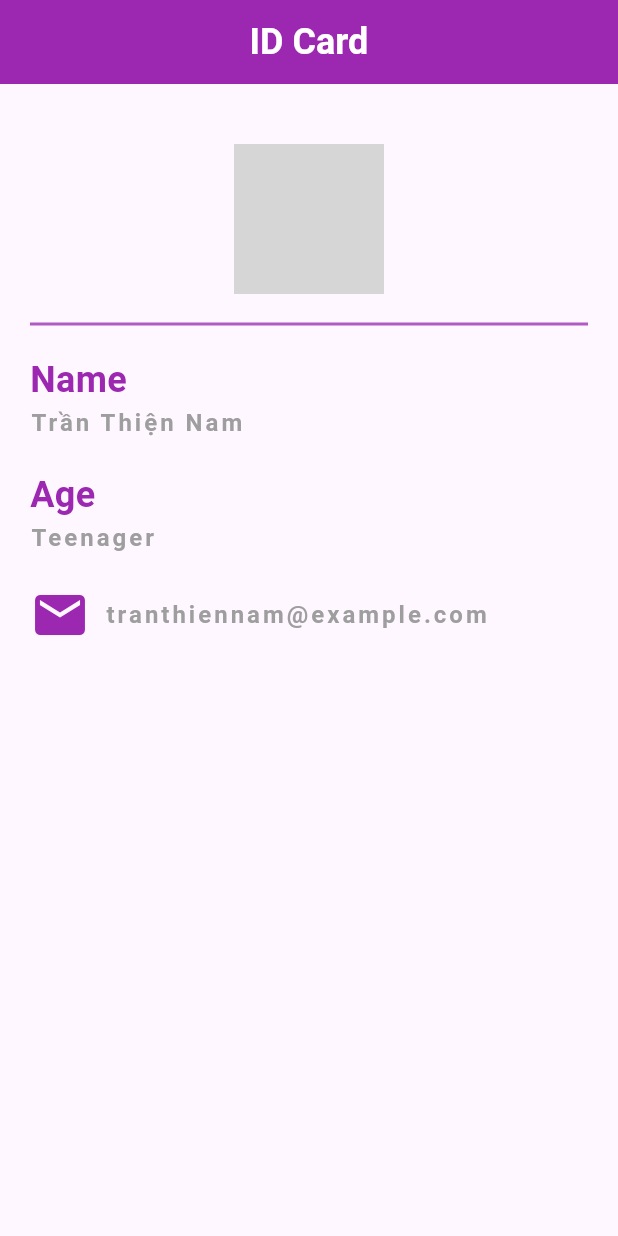
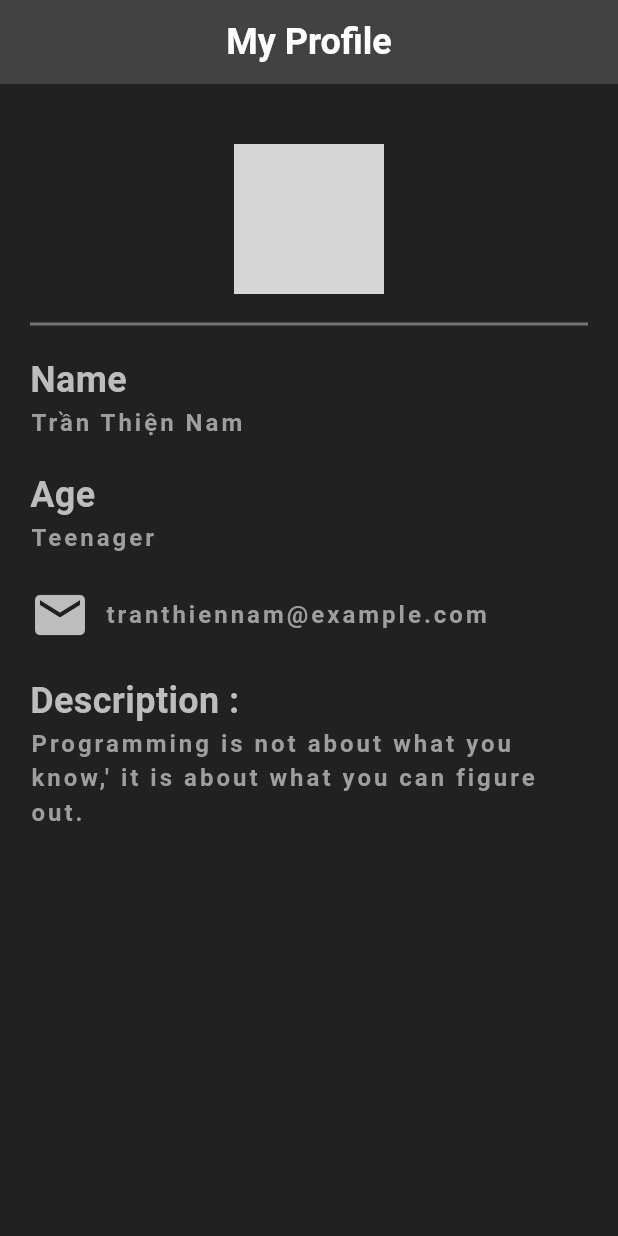
Before and after one commit to NamTran2409/APP-Notes, a Flutter app: the screen it shows after launch, on a phone screen of 412 x 824 dp. Run offline on Flutter 3.47's test engine with Material 3 defaults, Android fonts, the phone set to English and light mode, and no system bars; network calls fail; grey boxes are pictures that could not be loaded.

Commit message:
add description

```diff
--- a/lib/main.dart
+++ b/lib/main.dart
@@ -11,20 +11,19 @@ class MyWidget extends StatelessWidget {
   @override
   Widget build(BuildContext context) {
     return Scaffold(
+      backgroundColor: Colors.grey[900],
+
       appBar: AppBar(
         title: Text(
-        'ID Card',
+        'My Profile',
         style: TextStyle(
           fontSize: 24,
           fontWeight: FontWeight.bold,
           color: Colors.white,
         ),
-      ),
-
-
-
+        ),
         centerTitle: true,
-        backgroundColor: Colors.purple,
+        backgroundColor: Colors.grey[800],
       ),
 
       body: Padding(
@@ -32,8 +31,6 @@ class MyWidget extends StatelessWidget {
         child: Column(
           crossAxisAlignment: CrossAxisAlignment.start,
           children: <Widget>[
-
-
             Center(
               child: CircleAvatar(
                 radius: 50,
@@ -44,7 +41,7 @@ class MyWidget extends StatelessWidget {
             Divider(
               height: 40,
               thickness: 2,
-              color: const Color.fromARGB(255, 177, 90, 193),
+              color: Colors.grey[600],
             ),
 
 
@@ -53,7 +50,7 @@ class MyWidget extends StatelessWidget {
               style: TextStyle(
                 fontSize: 24,
                 fontWeight: FontWeight.bold,
-                color: Colors.purple,
+                color: Colors.grey[400],
               ),
             ),
 
@@ -74,7 +71,7 @@ class MyWidget extends StatelessWidget {
               style: TextStyle(
                 fontSize: 24,
                 fontWeight: FontWeight.bold,
-                color: Colors.purple,
+                color: Colors.grey[400],
               ),
             ),
 
@@ -96,7 +93,7 @@ class MyWidget extends StatelessWidget {
               children: [
                 Icon(
                   Icons.email,
-                  color: Colors.purple,
+                  color: Colors.grey[400],
                   size: 40.0,
                 ),
                 SizedBox(width: 10.0),
@@ -111,6 +108,35 @@ class MyWidget extends StatelessWidget {
                 ),
               ],
             ),
+
+            SizedBox(height: 20.0),
+
+            Column(
+              crossAxisAlignment: CrossAxisAlignment.start,
+              children: [
+                Text(
+                  'Description :',
+                  style: TextStyle(
+                    fontSize: 24,
+                    fontWeight: FontWeight.bold,
+                    color: Colors.grey[400],
+                  ),
+                ),
+
+                Text(
+                  'Programming is not about what you know,\' it is about what you can figure out.',
+
+                  style: TextStyle(
+                    fontSize: 16,
+                    color: Colors.grey,
+                    fontWeight: FontWeight.bold,
+                    letterSpacing: 2.0,
+                  ),
+               ),
+              ],
+            ),
+
+
           ],
         ),
       ),
```
